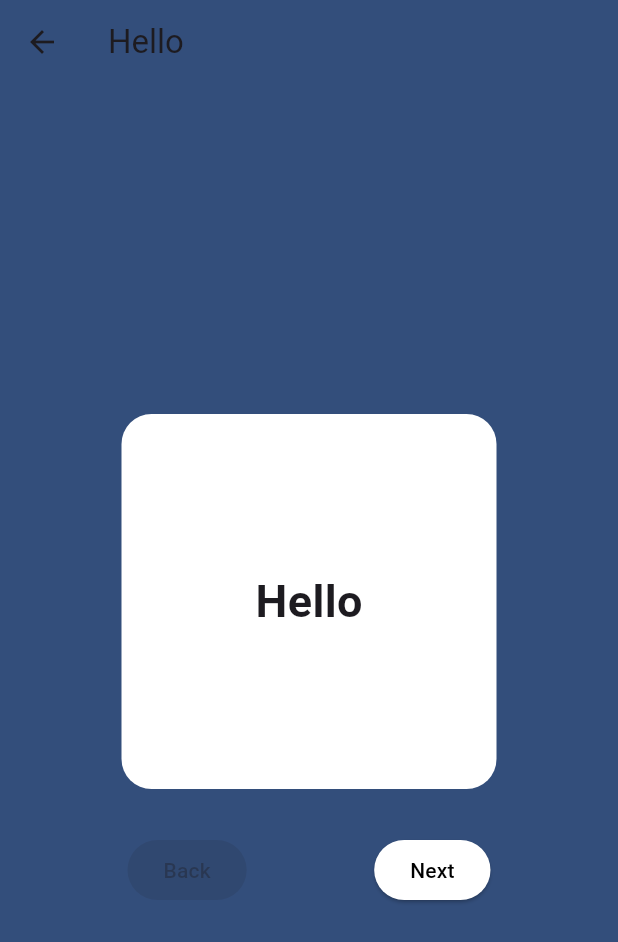
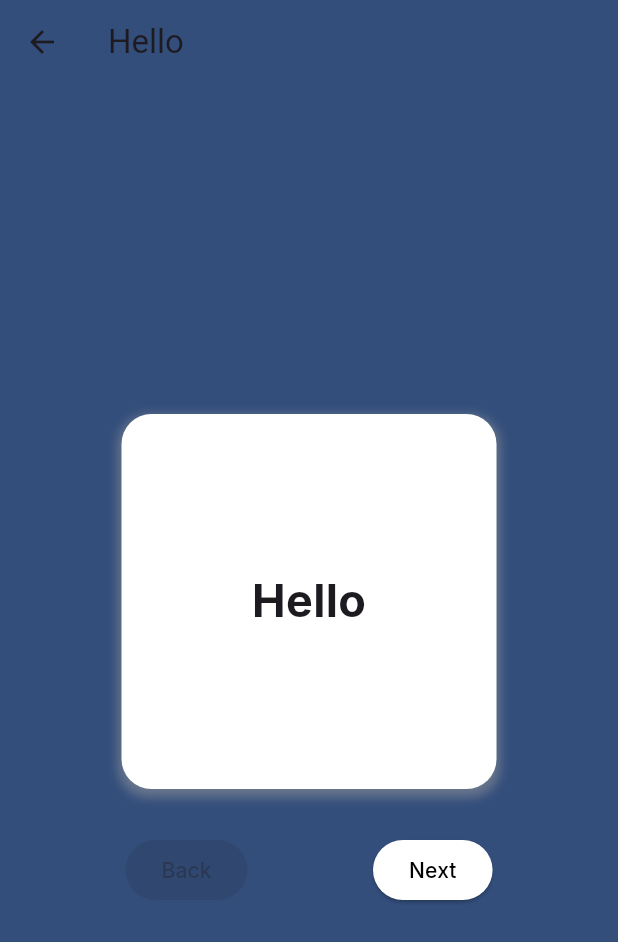
Before and after one commit to IverDumalag/express, a Flutter app: the MainScreen screen opened directly, after a tap on "Hello", on a phone screen of 412 x 824 dp. Shown: the top 942 px of the screen. Run offline on Flutter 3.47's test engine with Material 3 defaults, Android fonts, the phone set to English and light mode, and no system bars.

Commit message:
sign to text

```diff
--- a/flutter_express/lib/audio_text_to_sign/page_audio_text_to_sign.dart
+++ b/flutter_express/lib/audio_text_to_sign/page_audio_text_to_sign.dart
@@ -53,11 +53,11 @@ class _AudioTextToSignPageState extends State<AudioTextToSignPage> {
                 },
               ),
             ),
-            SizedBox(height: 20), // Add extra space below the text and icon
+            SizedBox(height: 15), // Add extra space below the text and icon
             Column(
               mainAxisAlignment: MainAxisAlignment.center,
               children: [
-                Icon(Icons.mic, color: Colors.grey, size: 60),
+                Icon(Icons.mic, color: Colors.grey, size: 55),
                 SizedBox(height: 8),
                 Text(
                   'Tap to speak',
--- a/flutter_express/lib/home/page_home.dart
+++ b/flutter_express/lib/home/page_home.dart
@@ -1,4 +1,5 @@
 import 'package:flutter/material.dart';
+import 'package:flutter/animation.dart';
 
 class Home extends StatelessWidget {
   final List<String> cardTitles = ["Hello", "Love", "Happy", "Cute", "Sorry"];
@@ -22,7 +23,7 @@ class Home extends StatelessWidget {
             _buildSectionTitle("Favorites"),
             _buildScrollableCards(context),
             const SizedBox(height: 30),
-            _buildSectionTitle("Phrases"),
+            _buildSectionTitle("Words/Phrases"),
             _buildPhrasesGrid(context),
           ],
         ),
@@ -47,7 +48,12 @@ class Home extends StatelessWidget {
             top: 60,
             child: const Text(
               'Good Morning!',
-              style: TextStyle(fontSize: 28, color: Colors.white, fontWeight: FontWeight.bold),
+              style: TextStyle(
+                fontSize: 28,
+                color: Colors.white,
+                fontWeight: FontWeight.bold,
+                fontFamily: 'Inter',
+              ),
             ),
           ),
           Positioned(
@@ -74,14 +80,23 @@ class Home extends StatelessWidget {
                 children: [
                   const Text(
                     'Welcome to ex',
-                    style: TextStyle(fontSize: 25, fontWeight: FontWeight.bold),
+                    style: TextStyle(
+                      fontSize: 25,
+                      fontWeight: FontWeight.bold,
+                      fontFamily: 'Inter',
+                    ),
                   ),
                   const Text(
                     'Press!',
-                    style: TextStyle(fontSize: 25, fontWeight: FontWeight.bold, color: Colors.blue),
+                    style: TextStyle(
+                      fontSize: 25,
+                      fontWeight: FontWeight.bold,
+                      color: Colors.blue,
+                      fontFamily: 'Inter',
+                    ),
                   ),
                   const Spacer(),
-                  const Icon(Icons.waving_hand, color: Colors.orange, size: 50),
+                  WavingHandIcon(),
                 ],
               ),
             ),
@@ -96,7 +111,12 @@ class Home extends StatelessWidget {
       padding: const EdgeInsets.symmetric(horizontal: 20),
       child: Text(
         title,
-        style: const TextStyle(fontSize: 25, fontWeight: FontWeight.bold, color: Colors.black87),
+        style: const TextStyle(
+          fontSize: 25,
+          fontWeight: FontWeight.bold,
+          color: Colors.black87,
+          fontFamily: 'Inter',
+        ),
       ),
     );
   }
@@ -129,11 +149,24 @@ class Home extends StatelessWidget {
               decoration: BoxDecoration(
                 color: cardColor, // Updated color
                 borderRadius: BorderRadius.circular(15),
+                boxShadow: [
+                  BoxShadow(
+                    color: Colors.grey.withOpacity(0.5),
+                    spreadRadius: 2,
+                    blurRadius: 5,
+                    offset: Offset(0, 3),
+                  ),
+                ],
               ),
               child: Center(
                 child: Text(
                   cardTitles[index],
-                  style: const TextStyle(fontSize: 20, color: Colors.white, fontWeight: FontWeight.bold),
+                  style: const TextStyle(
+                    fontSize: 20,
+                    color: Colors.white,
+                    fontWeight: FontWeight.bold,
+                    fontFamily: 'Inter',
+                  ),
                   textAlign: TextAlign.center,
                 ),
               ),
@@ -176,11 +209,24 @@ class Home extends StatelessWidget {
               decoration: BoxDecoration(
                 color: cardColor, // Updated color
                 borderRadius: BorderRadius.circular(15),
+                boxShadow: [
+                  BoxShadow(
+                    color: Colors.grey.withOpacity(0.5),
+                    spreadRadius: 2,
+                    blurRadius: 5,
+                    offset: Offset(0, 3),
+                  ),
+                ],
               ),
               child: Center(
                 child: Text(
                   phrases[index],
-                  style: const TextStyle(fontSize: 20, color: Colors.white, fontWeight: FontWeight.bold),
+                  style: const TextStyle(
+                    fontSize: 20,
+                    color: Colors.white,
+                    fontWeight: FontWeight.bold,
+                    fontFamily: 'Inter',
+                  ),
                   textAlign: TextAlign.center,
                 ),
               ),
@@ -188,6 +234,50 @@ class Home extends StatelessWidget {
           );
         },
       ),
+    );
+  }
+}
+
+class WavingHandIcon extends StatefulWidget {
+  const WavingHandIcon({Key? key}) : super(key: key);
+
+  @override
+  _WavingHandIconState createState() => _WavingHandIconState();
+}
+
+class _WavingHandIconState extends State<WavingHandIcon> with SingleTickerProviderStateMixin {
+  late AnimationController _controller;
+  late Animation<double> _animation;
+
+  @override
+  void initState() {
+    super.initState();
+    _controller = AnimationController(
+      duration: const Duration(seconds: 1),
+      vsync: this,
+    )..repeat(reverse: true);
+    _animation = Tween<double>(begin: -0.1, end: 0.1).animate(
+      CurvedAnimation(parent: _controller, curve: Curves.easeInOut),
+    );
+  }
+
+  @override
+  void dispose() {
+    _controller.dispose();
+    super.dispose();
+  }
+
+  @override
+  Widget build(BuildContext context) {
+    return AnimatedBuilder(
+      animation: _animation,
+      child: const Icon(Icons.waving_hand, color: Colors.orange, size: 50),
+      builder: (context, child) {
+        return Transform.rotate(
+          angle: _animation.value,
+          child: child,
+        );
+      },
     );
   }
 }
@@ -254,11 +344,23 @@ class _CardDetailScreenState extends State<CardDetailScreen> {
               decoration: BoxDecoration(
                 color: Colors.white,
                 borderRadius: BorderRadius.circular(20),
+                boxShadow: [
+                  BoxShadow(
+                    color: Colors.grey.withOpacity(0.5),
+                    spreadRadius: 2,
+                    blurRadius: 5,
+                    offset: Offset(0, 3),
+                  ),
+                ],
               ),
               child: Center(
                 child: Text(
                   widget.items[currentIndex],
-                  style: const TextStyle(fontSize: 30, fontWeight: FontWeight.bold),
+                  style: const TextStyle(
+                    fontSize: 30,
+                    fontWeight: FontWeight.bold,
+                    fontFamily: 'Inter',
+                  ),
                 ),
               ),
             ),
@@ -273,7 +375,10 @@ class _CardDetailScreenState extends State<CardDetailScreen> {
                   backgroundColor: Colors.white,
                   foregroundColor: Colors.black,
                 ),
-                child: const Text("Back"),
+                child: const Text(
+                  "Back",
+                  style: TextStyle(fontFamily: 'Inter'),
+                ),
               ),
               ElevatedButton(
                 onPressed: currentIndex < widget.items.length - 1 ? _goToNext : null,
@@ -281,7 +386,10 @@ class _CardDetailScreenState extends State<CardDetailScreen> {
                   backgroundColor: Colors.white,
                   foregroundColor: Colors.black,
                 ),
-                child: const Text("Next"),
+                child: const Text(
+                  "Next",
+                  style: TextStyle(fontFamily: 'Inter'),
+                ),
               ),
             ],
           ),
--- a/flutter_express/lib/main.dart
+++ b/flutter_express/lib/main.dart
@@ -1,4 +1,5 @@
 import 'package:flutter/material.dart';
+import 'package:flutter/rendering.dart';
 import 'page_starting.dart';
 import 'global_variables.dart';
 import './sign_to_text/page_sign_to_text.dart';
@@ -13,8 +14,10 @@
 class MyApp extends StatelessWidget {
   @override
   Widget build(BuildContext context) {
+    debugPaintSizeEnabled = false;
     return MaterialApp(
       home: StartingPageStateful(),
+      debugShowCheckedModeBanner: false, // Remove the debug banner
     );
   }
 }
@@ -44,6 +47,7 @@
       backgroundColor: Colors.white, // Set the background color to white
       body: _screens[GlobalVariables.currentIndex],
       bottomNavigationBar: BottomNavigationBar(
+        backgroundColor: Colors.white, // Set the background color to white
         currentIndex: GlobalVariables.currentIndex,
         onTap: (index) {
           _changeScreen(index);
@@ -55,19 +59,19 @@
         showUnselectedLabels: true,
         items: const [
           BottomNavigationBarItem(
-            icon: Icon(Icons.home),
+            icon: Icon(Icons.home, size: 30), // Increased icon size
             label: 'Home',
           ),
           BottomNavigationBarItem(
-            icon: Icon(Icons.text_fields),
+            icon: Icon(Icons.text_fields, size: 30), // Increased icon size
             label: 'Sign to Text',
           ),
           BottomNavigationBarItem(
-            icon: Icon(Icons.hearing),
+            icon: Icon(Icons.hearing, size: 30), // Increased icon size
             label: 'Audio/Text to Sign',
           ),
           BottomNavigationBarItem(
-            icon: Icon(Icons.settings),
+            icon: Icon(Icons.settings, size: 30), // Increased icon size
             label: 'Settings',
           ),
         ],
```
Also changed, not shown: flutter_express/lib/sign_to_text/page_sign_to_text.dart (+47 -8 lines).
